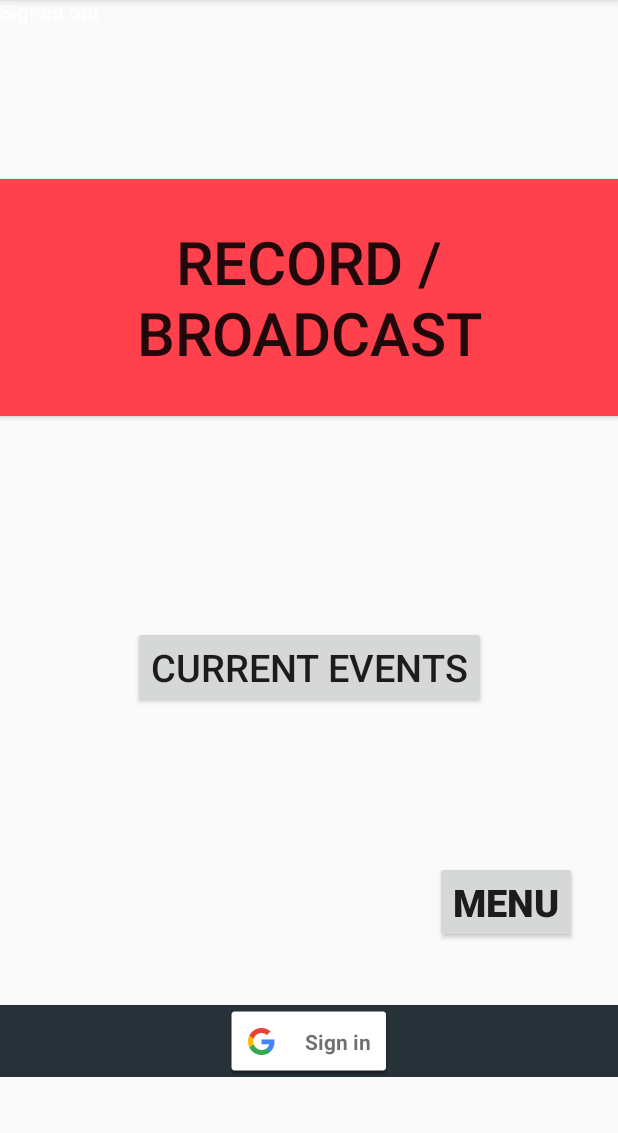
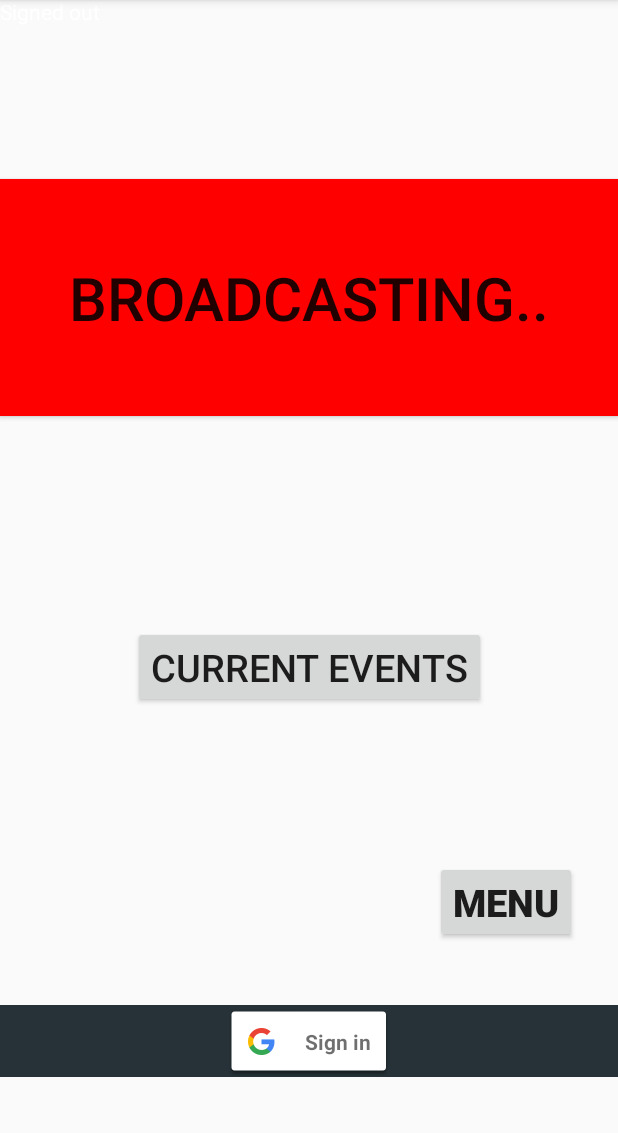
Before and after one commit to obiejuan/Public_Defender, an Android app: the screen it shows after launch (MainActivity), after a tap on "RECORD / BROADCAST", on a phone screen of 412 x 824 dp, the part 84-1217 px from its top. Run offline under Robolectric (Android 15) with nearby library versions, the phone set to English and light mode, and no system bars.

Commit message:
I implemented a version of the confirmation dialog, I will probably need to merge it with [payton/cmps-41]

```diff
--- a/frontend/mobile/public_defender/app/src/main/java/com/cmps115/public_defender/MainActivity.java
+++ b/frontend/mobile/public_defender/app/src/main/java/com/cmps115/public_defender/MainActivity.java
@@ -1,12 +1,16 @@
 package com.cmps115.public_defender;
 
+import android.app.AlertDialog;
 import android.app.ProgressDialog;
 import android.content.Context;
+import android.content.DialogInterface;
 import android.content.Intent;
+import android.graphics.Color;
 import android.os.Bundle;
 import android.support.v7.app.AppCompatActivity;
 import android.util.Log;
 import android.view.View;
+import android.widget.Button;
 import android.widget.TextView;
 import android.widget.Toast;
 
@@ -37,6 +41,7 @@ public class MainActivity extends AppCompatActivity implements
     private GoogleApiClient mGoogleApiClient;
     private TextView mStatusTextView;
     private ProgressDialog mProgressDialog;
+    private boolean mBroadcasting = false;
 
     @Override
     protected void onCreate(Bundle savedInstanceState) {
@@ -209,12 +214,31 @@ public class MainActivity extends AppCompatActivity implements
 
 
     public void broadCast(View view) {
-        // Do something in response to Record button
-        Context context = getApplicationContext();
-        CharSequence text = "Hit Record";
-        int duration = Toast.LENGTH_SHORT;
-        Toast toast = Toast.makeText(context, text, duration);
-        toast.show();
+        final Button recordButton = (Button) view;
+        if(mBroadcasting) {
+            AlertDialog.Builder builder = new AlertDialog.Builder(this);
+            builder.setMessage("Are you sure you want to stop broadcasting?");
+            builder.setCancelable(true);
+            builder.setPositiveButton("Yes", new DialogInterface.OnClickListener() {
+                public void onClick(DialogInterface dialog, int id) {
+                    recordButton.setBackgroundColor(Color.GREEN);
+                    recordButton.setText("Record");
+                    mBroadcasting = false;
+                }
+            });
+            builder.setNegativeButton("No", new DialogInterface.OnClickListener() {
+                public void onClick(DialogInterface dialog, int id) {
+                }
+            });
+            AlertDialog alert = builder.create();
+            alert.show();
+        }
+        else {
+            recordButton.setBackgroundColor(Color.RED);
+            recordButton.setText("Broadcasting..");
+            mBroadcasting = true;
+        }
+
     }
 
     public void gotoMenu(View view) {
```
